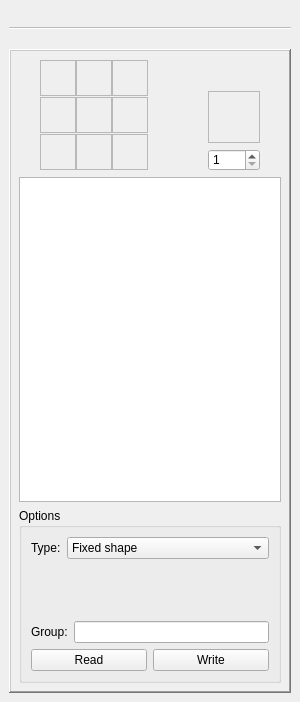
Before: the Qt Designer form visualrecipeeditordock.ui in IoeCmcomc/MCDatapacker, drawn with Qt 5.
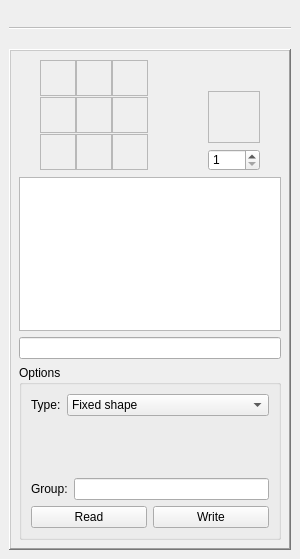
After: the same form once the commit is applied. Icons and pictures are not drawn. Custom widgets are drawn as their Qt base class.

Commit message: DatapackTreeView: Addad all type of files in "New" menu. VisualRecipeEditorDock: added a search bar to the itemList.

What changed in the file:
```diff
--- a/visualrecipeeditordock.ui
+++ b/visualrecipeeditordock.ui
@@ -7,7 +7,7 @@
     <x>0</x>
     <y>0</y>
     <width>300</width>
-    <height>702</height>
+    <height>559</height>
    </rect>
   </property>
   <property name="sizePolicy">
@@ -760,6 +760,9 @@
             </property>
            </widget>
           </item>
+          <item>
+           <widget class="QLineEdit" name="itemListSearchBox"/>
+          </item>
           <item>
            <widget class="QGroupBox" name="recipeOptions">
             <property name="sizePolicy">
```
The commit also changes 13 other files.
